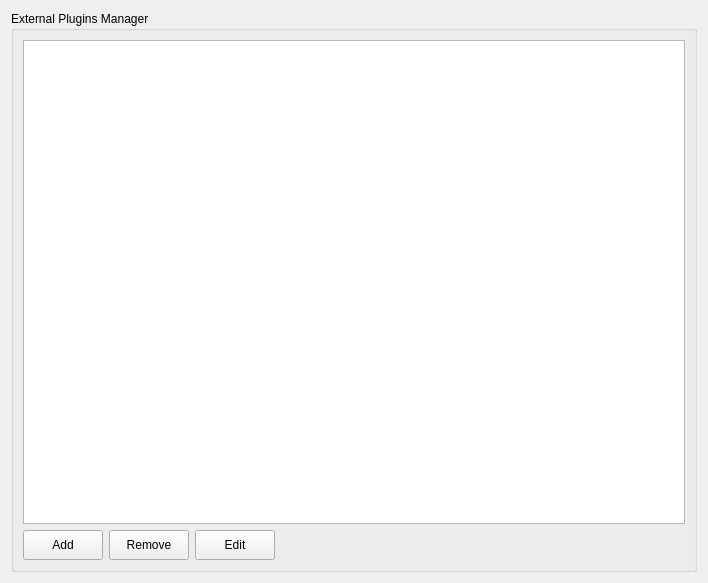
Before: the Qt Designer form app/plugins/core/ExternalPluginManager/ExternalPluginManagerWindow.ui in tonmaiart/UkoreHubDev, drawn with Qt 5.
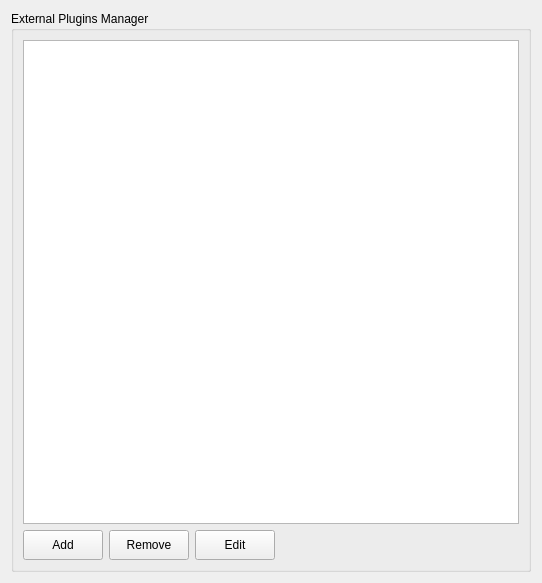
After: the same form once the commit is applied.

The edit to the form file:
```diff
--- a/app/plugins/core/ExternalPluginManager/ExternalPluginManagerWindow.ui
+++ b/app/plugins/core/ExternalPluginManager/ExternalPluginManagerWindow.ui
@@ -6,7 +6,7 @@
    <rect>
     <x>0</x>
     <y>0</y>
-    <width>708</width>
+    <width>542</width>
     <height>583</height>
    </rect>
   </property>
```
